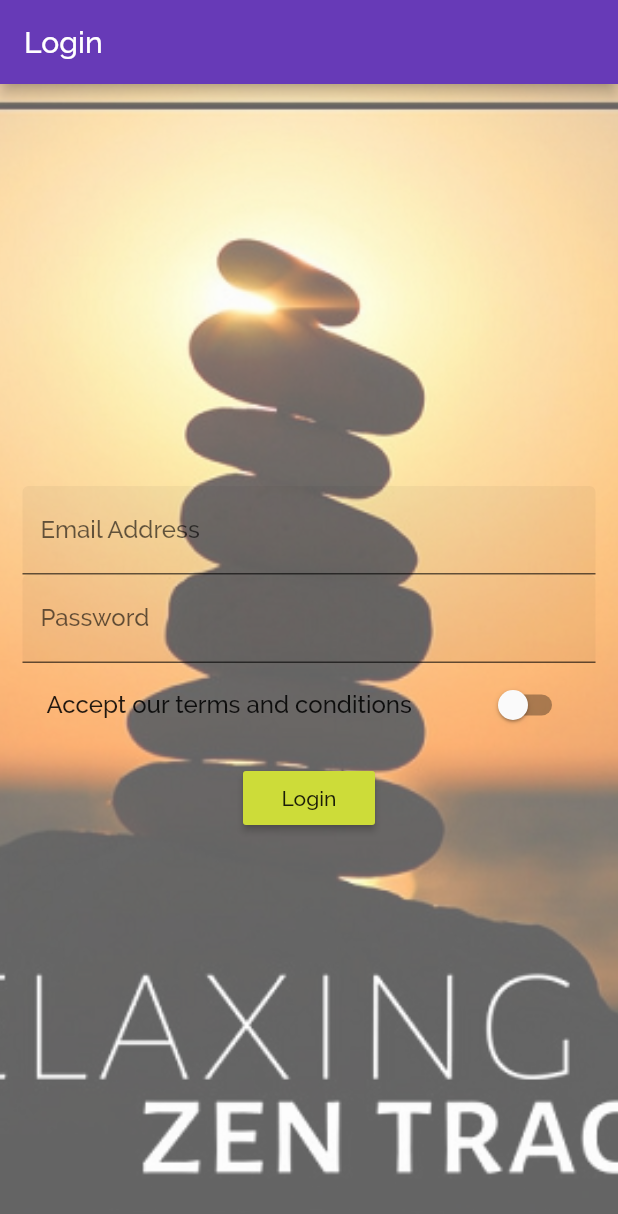
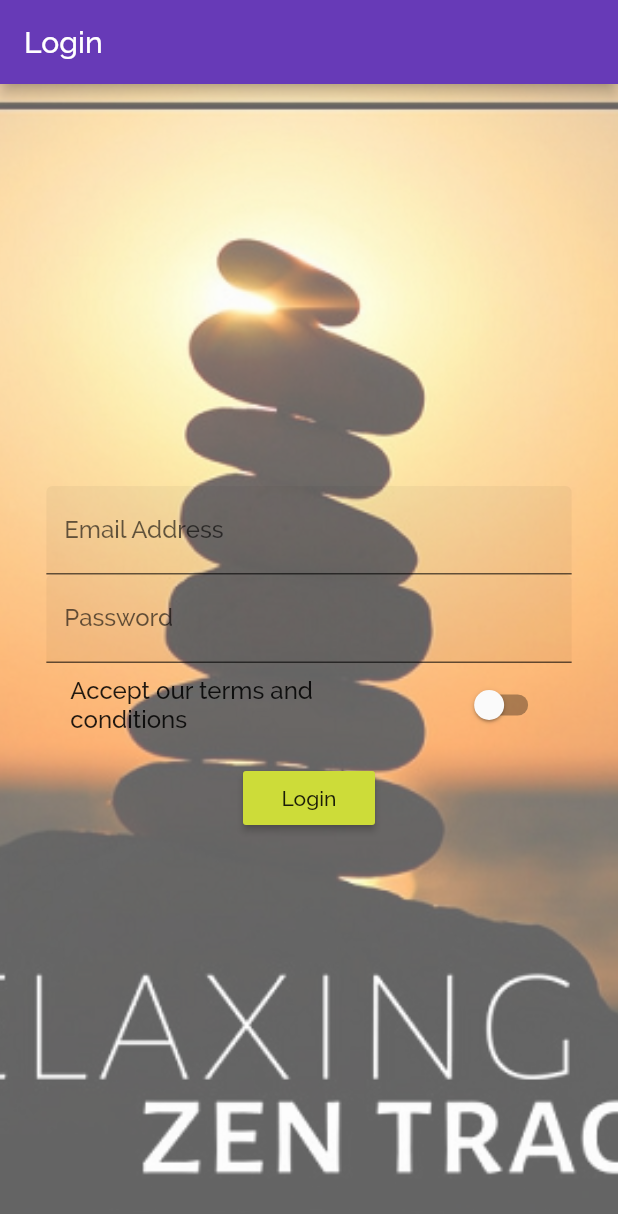
Before and after one commit to ZenMittal/shoppingApp, a Flutter app: the screen it shows after launch, on a phone screen of 412 x 824 dp. Shown: the top 1214 px of the screen. Run offline on Flutter 3.47's test engine with Material 2 defaults, Android fonts, the phone set to English and light mode, and no system bars.

Commit message:
added responsiveness to Auth page

```diff
--- a/lib/pages/auth.dart
+++ b/lib/pages/auth.dart
@@ -58,8 +58,11 @@ class _AuthPageState extends State<AuthPage> {
     );
   }
 
+
   @override
   Widget build(BuildContext context) {
+  final double deviceWidth = MediaQuery.of(context).size.width;
+  final double targetWidth = deviceWidth >= 550 ? 450 : deviceWidth * 0.85;
     return Scaffold(
       appBar: AppBar(
         title: Text("Login"),
@@ -71,6 +74,8 @@ class _AuthPageState extends State<AuthPage> {
         ),
         child: Center(
           child: SingleChildScrollView(
+            child: Container(
+              width: targetWidth,
               child: Column(
                 children: <Widget>[
                   _buildEmailInput(),
@@ -89,6 +94,7 @@ class _AuthPageState extends State<AuthPage> {
             ),
           ),
         ),
+      ),
     );
   }
 }
```
Lines whose indentation alone changed are shown as unchanged.
